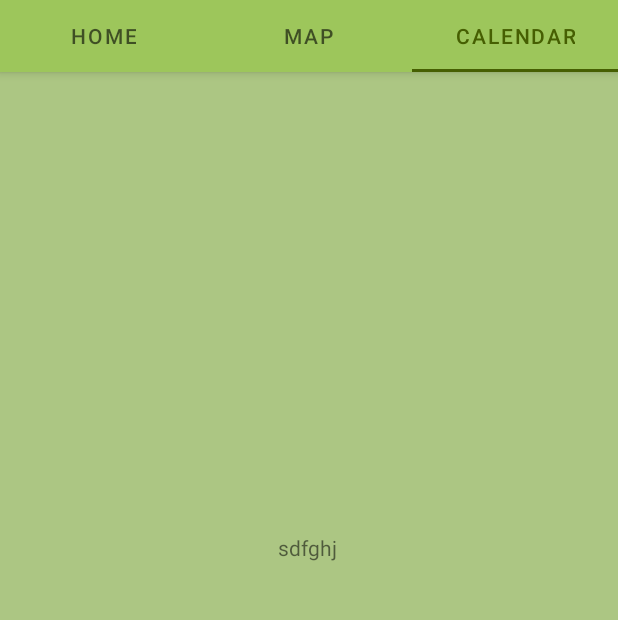
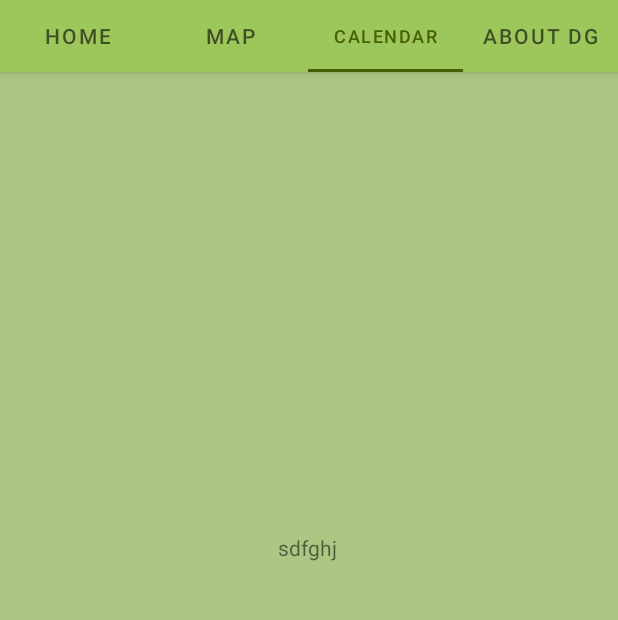
Before and after one commit to ArvindK2006/DGApp, an Android app: the screen it shows after launch (MainActivity), tab 3 chosen, on a phone screen of 412 x 824 dp, the part 84-704 px from its top. Run offline under Robolectric (Android 15) with nearby library versions, the phone set to English and light mode, and no system bars; our stand-ins replace navigation-ui.

Commit message:
march 15 2023
got final tab working, now add info and do more google calendar integration

```diff
--- a/TabLayoutDemo/app/src/main/java/com/ebookfrenzy/tablayoutdemo/MainActivity.java
+++ b/TabLayoutDemo/app/src/main/java/com/ebookfrenzy/tablayoutdemo/MainActivity.java
@@ -39,7 +39,7 @@ public class MainActivity extends AppCompatActivity {
     }
 
     protected void configureTabLayout(){
-        for(int i = 0; i < 3; i++){
+        for(int i = 0; i < 4; i++){
             //change to i < 4 when 4th tab works
             binding.tabLayout.addTab(binding.tabLayout.newTab());
         }
@@ -64,9 +64,9 @@ public class MainActivity extends AppCompatActivity {
                             case 2:
                                 tab.setText("Calendar");
                                 break;
-                            //case 3:
-                              //  tab.setText("About DG");
-                               // break;
+                            case 3:
+                                tab.setText("About DG");
+                                break;
                         }
                     }
                 }).attach();
--- a/TabLayoutDemo/app/src/main/java/com/ebookfrenzy/tablayoutdemo/TabStateAdapter.java
+++ b/TabLayoutDemo/app/src/main/java/com/ebookfrenzy/tablayoutdemo/TabStateAdapter.java
@@ -22,8 +22,8 @@ public class TabStateAdapter extends FragmentStateAdapter{
                 return new Tab2Fragment();
             case 2:
                 return new Tab3Fragment();
-            //case 3:
-            //    return new Tab4Fragment();
+            case 3:
+                return new Tab4Fragment();
             default:
                 return null;
         }
```
Also changed, not shown: TabLayoutDemo/app/src/main/java/com/ebookfrenzy/tablayoutdemo/Tab4Fragment.java (added, +63 -0 lines), TabLayoutDemo/app/src/main/res/layout/fragment_tab4.xml (added, +8 -0 lines).
